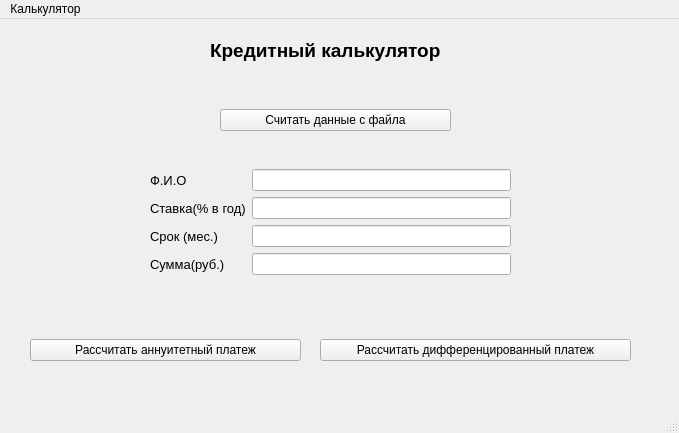
Old version of the form mainwindow.ui in the repository KarenPe/Calculator.
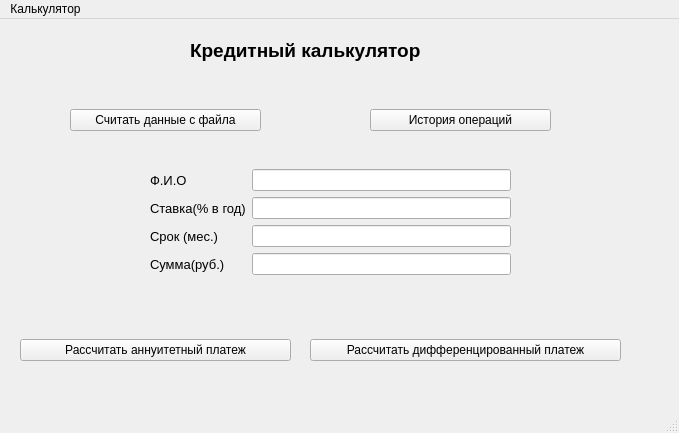
New version of the form.

Patch:
```diff
--- a/mainwindow.ui
+++ b/mainwindow.ui
@@ -89,7 +89,7 @@
    <widget class="QPushButton" name="AnButton">
     <property name="geometry">
      <rect>
-      <x>30</x>
+      <x>20</x>
       <y>320</y>
       <width>271</width>
       <height>22</height>
@@ -102,7 +102,7 @@
    <widget class="QPushButton" name="DifButton">
     <property name="geometry">
      <rect>
-      <x>320</x>
+      <x>310</x>
       <y>320</y>
       <width>311</width>
       <height>22</height>
@@ -115,7 +115,7 @@
    <widget class="QLabel" name="label_13">
     <property name="geometry">
      <rect>
-      <x>210</x>
+      <x>190</x>
       <y>20</y>
       <width>291</width>
       <height>23</height>
@@ -135,9 +135,9 @@
    <widget class="QPushButton" name="ReadButton">
     <property name="geometry">
      <rect>
-      <x>220</x>
+      <x>70</x>
       <y>90</y>
-      <width>231</width>
+      <width>191</width>
       <height>22</height>
      </rect>
     </property>
@@ -145,6 +145,19 @@
      <string>Считать данные с файла</string>
     </property>
    </widget>
+   <widget class="QPushButton" name="HistoryButton">
+    <property name="geometry">
+     <rect>
+      <x>370</x>
+      <y>90</y>
+      <width>181</width>
+      <height>22</height>
+     </rect>
+    </property>
+    <property name="text">
+     <string>История операций</string>
+    </property>
+   </widget>
   </widget>
   <widget class="QMenuBar" name="menubar">
    <property name="geometry">
```
